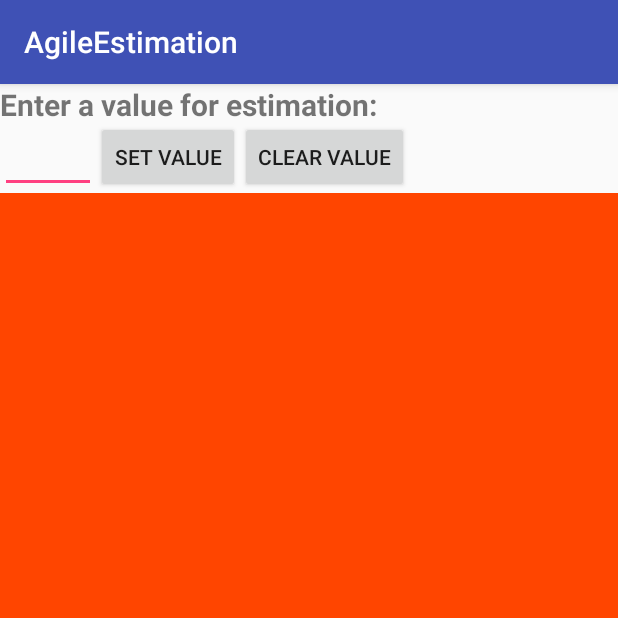
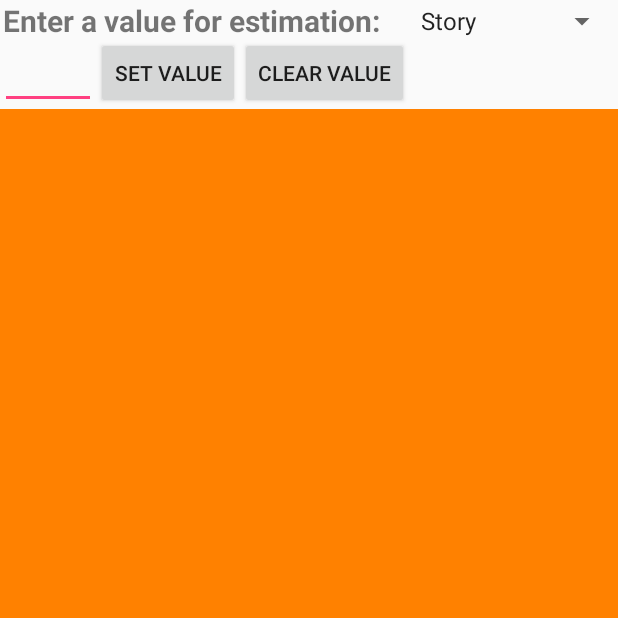
Before and after one commit to yelisetti/AgileEstimator, an Android app: the screen it shows after launch (MainActivity), on a phone screen of 412 x 824 dp, the top half of it. Run offline under Robolectric (Android 15) with nearby library versions, the phone set to English and light mode, and no system bars; libraries missing offline, so code that uses them is left out: it.sephiroth.android.

Commit message:
Working copy of Agile Estimator

```diff
--- a/app/build.gradle
+++ b/app/build.gradle
@@ -27,4 +27,6 @@ dependencies {
     compile 'com.android.support:appcompat-v7:26.+'
     compile 'com.android.support.constraint:constraint-layout:1.0.2'
     testCompile 'junit:junit:4.12'
+
+    compile 'it.sephiroth.android.library.targettooltip:target-tooltip-library:1.3.15'
 }
--- a/app/src/main/AndroidManifest.xml
+++ b/app/src/main/AndroidManifest.xml
@@ -4,9 +4,9 @@
 
     <application
         android:allowBackup="true"
-        android:icon="@mipmap/ic_launcher"
+        android:icon="@mipmap/agile"
         android:label="@string/app_name"
-        android:roundIcon="@mipmap/ic_launcher_round"
+        android:roundIcon="@mipmap/agile"
         android:supportsRtl="true"
         android:theme="@style/AppTheme">
         <activity android:name=".MainActivity">
--- a/app/src/main/java/estimator/agile/com/estimator/MainActivity.java
+++ b/app/src/main/java/estimator/agile/com/estimator/MainActivity.java
@@ -1,33 +1,89 @@
 package estimator.agile.com.estimator;
 
+import android.app.Activity;
 import android.content.Context;
 import android.os.Bundle;
-import android.support.v7.app.AppCompatActivity;
 import android.view.View;
 import android.view.inputmethod.InputMethodManager;
+import android.widget.AdapterView;
+import android.widget.ArrayAdapter;
 import android.widget.Button;
 import android.widget.EditText;
+import android.widget.Spinner;
 import android.widget.TextView;
+import android.widget.Toast;
 
-public class MainActivity extends AppCompatActivity {
+import java.util.ArrayList;
+import java.util.Arrays;
+import java.util.List;
+
+import it.sephiroth.android.library.tooltip.Tooltip;
+
+public class MainActivity extends Activity implements AdapterView.OnItemSelectedListener {
 
     EditText mInputEditText;
     TextView mDisplayTextView;
+    TextView alertTextView;
     Button mSetValueBtn;
     Button mClearValueBtn;
+    Spinner taskSpinner;
+
+    private Integer[] agileArr = {0, 1, 2, 3, 5, 8, 13, 20, 40, 100};
 
     @Override
     protected void onCreate(Bundle savedInstanceState) {
         super.onCreate(savedInstanceState);
         setContentView(R.layout.activity_main);
 
-        mInputEditText = (EditText) findViewById(R.id.editText);
-        mDisplayTextView = (TextView) findViewById(R.id.agilevalue);
-        mSetValueBtn = (Button) findViewById(R.id.setValuebtn);
-        mClearValueBtn = (Button) findViewById(R.id.clearbtn);
+        mInputEditText = findViewById(R.id.editText);
+        mDisplayTextView = findViewById(R.id.agilevalue);
+        mSetValueBtn = findViewById(R.id.setValuebtn);
+        mClearValueBtn = findViewById(R.id.clearbtn);
+        alertTextView = findViewById(R.id.fibonacciText);
+        taskSpinner = findViewById(R.id.spinner);
 
         displayTextOnClick();
         clearTextOnClick();
+        getSpinner();
+
+        Arrays.sort(agileArr);
+    }
+
+    private static boolean contains(Integer[] arr, Integer item) {
+        int index = Arrays.binarySearch(arr, item);
+        return index >= 0;
+    }
+
+    private void getSpinner() {
+        // Spinner click listener
+        taskSpinner.setOnItemSelectedListener(this);
+
+        // Spinner Drop down elements
+        List<String> categories = new ArrayList<String>();
+        categories.add("Story");
+        categories.add("Task");
+
+        // Creating adapter for spinner
+        ArrayAdapter<String> dataAdapter =
+                new ArrayAdapter<String>(this, android.R.layout.simple_spinner_item, categories);
+
+        // Drop down layout style - list view with radio button
+        dataAdapter.setDropDownViewResource(android.R.layout.simple_spinner_dropdown_item);
+
+        // attaching data adapter to spinner
+        taskSpinner.setAdapter(dataAdapter);
+    }
+
+    @Override
+    public void onItemSelected(AdapterView<?> parent, View view, int position, long id) {
+        // On selecting a spinner item
+        String item = parent.getItemAtPosition(position).toString();
+
+        // Showing selected spinner item
+        Toast.makeText(parent.getContext(), "Selected: " + item, Toast.LENGTH_LONG).show();
+    }
+    public void onNothingSelected(AdapterView<?> arg0) {
+        // TODO Auto-generated method stub
     }
 
     private void clearTextOnClick() {
@@ -36,6 +92,7 @@ public class MainActivity extends AppCompatActivity {
                     public void onClick(View view) {
                         mDisplayTextView.setText("");
                         mInputEditText.setText("");
+                        alertTextView.setVisibility(View.GONE);
                         hideKeyboard();
                     }
                 }
@@ -46,8 +103,19 @@ public class MainActivity extends AppCompatActivity {
         mSetValueBtn.setOnClickListener(
                 new View.OnClickListener() {
                     public void onClick(View view) {
-                        mDisplayTextView.setText(mInputEditText.getText().toString());
-                        hideKeyboard();
+                        if (taskSpinner.getSelectedItem().toString().equals("Story")) {
+                            if (contains(agileArr, Integer.parseInt(mInputEditText.getText().toString()))) {
+                                mDisplayTextView.setText(mInputEditText.getText().toString());
+                                alertTextView.setVisibility(View.GONE);
+                            } else {
+                                mDisplayTextView.setText(mInputEditText.getText().toString());
+                                alertTextView.setVisibility(View.VISIBLE);
+                            }
+                            hideKeyboard();
+                        } else {
+                            mDisplayTextView.setText(mInputEditText.getText().toString());
+                            alertTextView.setVisibility(View.GONE);
+                        }
                     }
                 }
         );
--- a/app/src/main/res/layout/activity_main.xml
+++ b/app/src/main/res/layout/activity_main.xml
@@ -1,10 +1,8 @@
 <?xml version="1.0" encoding="utf-8"?>
 <RelativeLayout xmlns:android="http://schemas.android.com/apk/res/android"
     xmlns:app="http://schemas.android.com/apk/res-auto"
-    xmlns:tools="http://schemas.android.com/tools"
     android:layout_width="match_parent"
-    android:layout_height="match_parent"
-    tools:context="vishal.yelisetti.com.agileestimation2.MainActivity">
+    android:layout_height="match_parent">
 
     <RelativeLayout
         android:layout_width="wrap_content"
@@ -19,6 +17,7 @@
             android:layout_height="wrap_content"
             android:text="@string/headerlabel"
             android:textStyle="bold"
+            android:layout_marginLeft="2dp"
             android:textSize="20sp"
             />
 
@@ -50,6 +49,17 @@
             android:layout_toRightOf="@+id/setValuebtn"
             android:layout_alignBottom="@+id/editText" />
 
+        <TextView
+            android:id="@+id/fibonacciText"
+            android:layout_width="wrap_content"
+            android:layout_height="wrap_content"
+            android:layout_below="@+id/clearbtn"
+            android:textStyle="bold"
+            android:textSize="15sp"
+            android:visibility="gone"
+            android:text="@string/choose_a_fibonacci"
+            android:textColor="#ff8100" />
+
     </RelativeLayout>
 
     <RelativeLayout
@@ -58,7 +68,7 @@
         android:orientation="vertical"
         android:id="@+id/valueID"
         android:layout_below="@+id/Header"
-        android:background="#ff4500"
+        android:background="#ff8100"
         >
 
         <TextView
@@ -73,4 +83,12 @@
 
     </RelativeLayout>
 
+    <Spinner
+        android:id="@+id/spinner"
+        android:layout_width="match_parent"
+        android:layout_height="wrap_content"
+        android:layout_alignParentTop="true"
+        android:layout_marginTop="2dp"
+        android:layout_toEndOf="@+id/Header" />
+
 </RelativeLayout>
--- a/app/src/main/res/values/strings.xml
+++ b/app/src/main/res/values/strings.xml
@@ -4,4 +4,6 @@
     <string name="valuelabel">Enter a value here:</string>
     <string name="set_value">Set Value</string>
     <string name="clear_text">Clear Value</string>
+    <string name="choose_a_fibonacci">Choose a Fibonacci #</string>
+    <string name="fib_alert">Choose a Fibanocci #</string>
 </resources>
```
Also changed, not shown: app/src/main/res/mipmap-hdpi/agile.png (added), app/src/main/res/mipmap-hdpi/ic_launcher.png (deleted), app/src/main/res/mipmap-hdpi/ic_launcher_round.png (deleted), app/src/main/res/mipmap-mdpi/agile.png (added), app/src/main/res/mipmap-mdpi/ic_launcher.png (deleted), app/src/main/res/mipmap-mdpi/ic_launcher_round.png (deleted), app/src/main/res/mipmap-xhdpi/agile.png (added), app/src/main/res/mipmap-xhdpi/ic_launcher.png (deleted), app/src/main/res/mipmap-xhdpi/ic_launcher_round.png (deleted), app/src/main/res/mipmap-xxhdpi/agile.png (added), app/src/main/res/mipmap-xxhdpi/ic_launcher.png (deleted), app/src/main/res/mipmap-xxhdpi/ic_launcher_round.png (deleted), app/src/main/res/mipmap-xxxhdpi/agile.png (added), app/src/main/res/mipmap-xxxhdpi/ic_launcher.png (deleted), 1 more files.
